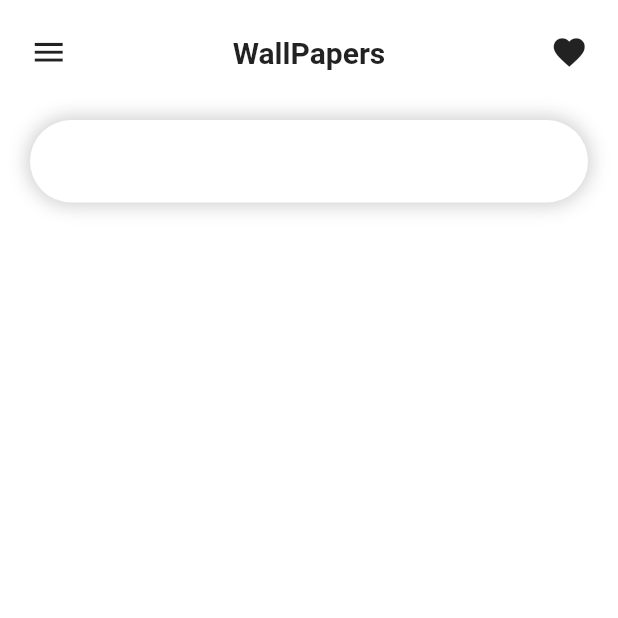
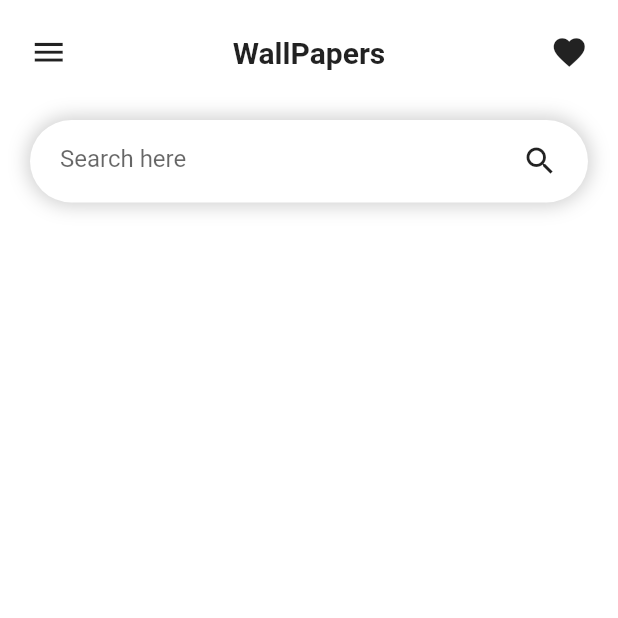
Before and after one commit to abuniaz/WallPaper-ui-, a Flutter app: the screen it shows after launch, on a phone screen of 412 x 824 dp, the top half of it. Run offline on Flutter 3.47's test engine with Material 2 defaults, Android fonts, the light colour scheme and no system bars.

Commit message:
Update search.dart

```diff
--- a/lib/body/search.dart
+++ b/lib/body/search.dart
@@ -6,8 +6,14 @@ class SearchBar extends StatelessWidget {
   @override
   Widget build(BuildContext context) {
     return Container(
-      margin: const EdgeInsets.symmetric(vertical: 15, horizontal: 20),
-      padding: const EdgeInsets.symmetric(vertical: 10, horizontal: 20),
+      margin: const EdgeInsets.symmetric(
+        vertical: 15,
+        horizontal: 20,
+      ),
+      padding: const EdgeInsets.symmetric(
+        vertical: 10,
+        horizontal: 20,
+      ),
       height: 55,
       decoration: BoxDecoration(
           color: Colors.white,
@@ -18,6 +24,24 @@ class SearchBar extends StatelessWidget {
                 spreadRadius: 2,
                 blurRadius: 10)
           ]),
+      child: Row(
+        mainAxisAlignment: MainAxisAlignment.spaceBetween,
+        children: [
+          Container(
+            width: 300,
+            child: TextFormField(
+              decoration: const InputDecoration(
+                border: InputBorder.none,
+                hintText: "Search here",
+              ),
+            ),
+          ),
+          InkWell(
+            onTap: () {},
+            child: const Icon(Icons.search),
+          )
+        ],
+      ),
     );
   }
 }
```
